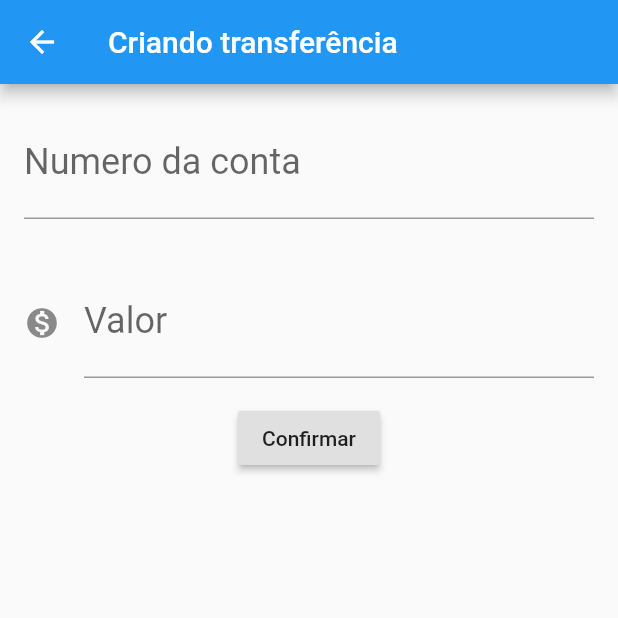
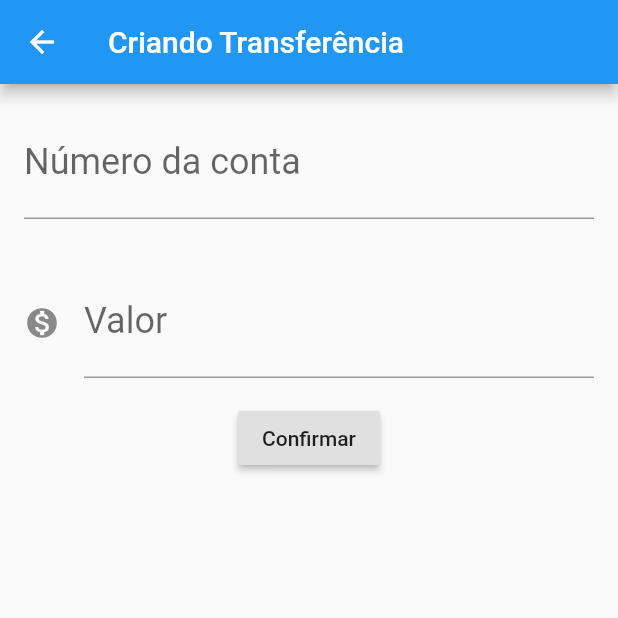
Before and after one commit to carolbonturi/byteBank, a Flutter app: the screen it shows after launch, after a tap on the "add" icon, on a phone screen of 412 x 824 dp, the top half of it. Run offline on Flutter 3.47's test engine with Material 2 defaults, Android fonts, the phone set to English and light mode, and no system bars.

```diff
--- a/lib/main.dart
+++ b/lib/main.dart
@@ -7,107 +7,55 @@ class BytebankApp extends StatelessWidget {
   Widget build(BuildContext context) {
     return MaterialApp(
       home: Scaffold(
-        body: ListaTranferencias(),
+        body: ListaTransferencias(),
       ),
     );
   }
 }
 
 class FormularioTransferencia extends StatelessWidget {
-
-  final TextEditingController _controladorCampoNumeroConta = TextEditingController();
+  final TextEditingController _controladorCampoNumeroConta =
+  TextEditingController();
   final TextEditingController _controladorCampoValor = TextEditingController();
 
   @override
   Widget build(BuildContext context) {
     return Scaffold(
-      appBar: AppBar(title: Text('Criando transferência'),),
+        appBar: AppBar(
+          title: Text('Criando Transferência'),
+        ),
         body: Column(
           children: <Widget>[
-            Editor(controlador: _controladorCampoNumeroConta, rotulo: 'Numero da conta', dica: '0000',),
-            Editor(controlador: _controladorCampoValor, icone: Icons.monetization_on, rotulo: 'Valor', dica: '0.00',),
+            Editor(
+              controlador: _controladorCampoNumeroConta,
+              dica: '0000',
+              rotulo: 'Número da conta',
+            ),
+            Editor(
+              dica: '0.00',
+              controlador: _controladorCampoValor,
+              rotulo: 'Valor',
+              icone: Icons.monetization_on,
+            ),
             RaisedButton(
+              child: Text('Confirmar'),
               onPressed: () => _criaTransferencia(context),
-              child: Text('Confirmar'),
             )
           ],
         ));
   }
 
   void _criaTransferencia(BuildContext context) {
-    final double valor = double.tryParse(_controladorCampoValor.text);
-    final int numeroConta = int.tryParse(_controladorCampoNumeroConta.text);
-
-    if (valor != null && numeroConta != null) {
+    final int numeroConta =
+    int.tryParse(_controladorCampoNumeroConta.text);
+    final double valor =
+    double.tryParse(_controladorCampoValor.text);
+    if (numeroConta != null && valor != null) {
       final transferenciaCriada = Transferencia(valor, numeroConta);
-      debugPrint('Criando transferencia');
+      debugPrint('Criando transferência');
       debugPrint('$transferenciaCriada');
       Navigator.pop(context, transferenciaCriada);
     }
-  }
-}
-
-class ListaTranferencias extends StatelessWidget {
-  final List<Transferencia> _transferencias = List();
-
-  @override
-  Widget build(BuildContext context) {
-    _transferencias.add(Transferencia(100.0, 1000));
-    _transferencias.add(Transferencia(100.0, 1000));
-    _transferencias.add(Transferencia(100.0, 1000));
-    _transferencias.add(Transferencia(100.0, 1000));
-    return Scaffold(
-      appBar: AppBar(title: Text('Transferências'),),
-      body: ListView.builder(
-        itemCount: _transferencias.length,
-        itemBuilder: (context, indice) {
-          final transferencia = _transferencias[indice];
-          return ItemTransferencia(transferencia);
-        },
-
-      ),
-      floatingActionButton: FloatingActionButton(
-        onPressed: () {
-          final Future<Transferencia> future = Navigator.push(context, MaterialPageRoute(builder: (context) {
-            return FormularioTransferencia();
-          }));
-          future.then((transferenciaRecebida) {
-            debugPrint('Chegou no then do future');
-            debugPrint('$transferenciaRecebida');
-            _transferencias.add(transferenciaRecebida);
-          });
-        },
-        child: Icon(Icons.add),
-      ),
-    );
-  }
-}
-
-class ItemTransferencia extends StatelessWidget {
-  final Transferencia _transferencia;
-  ItemTransferencia(this._transferencia);
-
-  @override
-  Widget build(BuildContext context) {
-    return Card(
-        child: ListTile(
-          leading: Icon(Icons.monetization_on),
-          title: Text(_transferencia.valor.toString()),
-          subtitle: Text(_transferencia.numeroConta.toString()),
-        )
-    );
-  }
-}
-
-class Transferencia {
-  final double valor;
-  final int numeroConta;
-
-  Transferencia(this.valor, this.numeroConta);
-
-  @override
-  String toString() {
-    return 'Transferencia{valor: $valor, numeroConta: $numeroConta}';
   }
 }
 
@@ -125,9 +73,7 @@ class Editor extends StatelessWidget {
       padding: const EdgeInsets.all(16.0),
       child: TextField(
         controller: controlador,
-        style: TextStyle(
-          fontSize: 24.0,
-        ),
+        style: TextStyle(fontSize: 24.0),
         decoration: InputDecoration(
           icon: icone != null ? Icon(icone) : null,
           labelText: rotulo,
@@ -138,3 +84,74 @@ class Editor extends StatelessWidget {
     );
   }
 }
+
+class ListaTransferencias extends StatefulWidget {
+
+  final List<Transferencia> _transferencias = List();
+
+  @override
+  State<StatefulWidget> createState() {
+    return ListaTransferenciasState();
+  }
+}
+
+class ListaTransferenciasState extends State<ListaTransferencias> {
+
+  @override
+  Widget build(BuildContext context) {
+    return Scaffold(
+      appBar: AppBar(
+        title: Text('Transferências'),
+      ),
+      body: ListView.builder(
+        itemCount: widget._transferencias.length,
+        itemBuilder: (context, indice) {
+          final transferencia = widget._transferencias[indice];
+          return ItemTransferencia(transferencia);
+        },
+
+      ),
+      floatingActionButton: FloatingActionButton(
+        child: Icon(Icons.add), onPressed: () {
+        final Future<Transferencia> future = Navigator.push(context, MaterialPageRoute(builder: (context) {
+          return FormularioTransferencia();
+        }));
+        future.then((transferenciaRecebida) {
+          debugPrint('chegou no then do future');
+          debugPrint('$transferenciaRecebida');
+          widget._transferencias.add(transferenciaRecebida);
+        });
+      },
+      ),
+    );
+  }
+
+}
+
+class ItemTransferencia extends StatelessWidget {
+  final Transferencia _transferencia;
+
+  ItemTransferencia(this._transferencia);
+
+  @override
+  Widget build(BuildContext context) {
+    return Card(
+        child: ListTile(
+          leading: Icon(Icons.monetization_on),
+          title: Text(_transferencia.valor.toString()),
+          subtitle: Text(_transferencia.numeroConta.toString()),
+        ));
+  }
+}
+
+class Transferencia {
+  final double valor;
+  final int numeroConta;
+
+  Transferencia(this.valor, this.numeroConta);
+
+  @override
+  String toString() {
+    return 'Transferencia{valor: $valor, numeroConta: $numeroConta}';
+  }
+}
```
